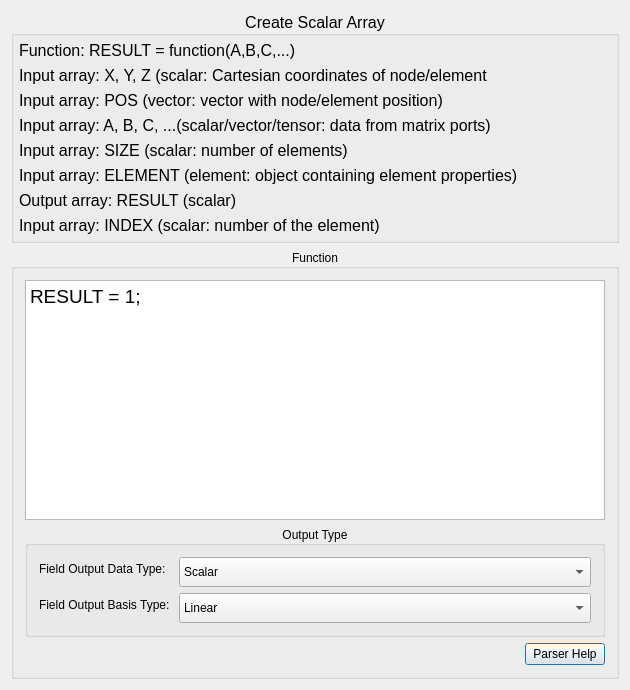
Old version of the form src/Interface/Modules/Fields/CreateFieldData.ui in the repository SCIInstitute/SCIRun.
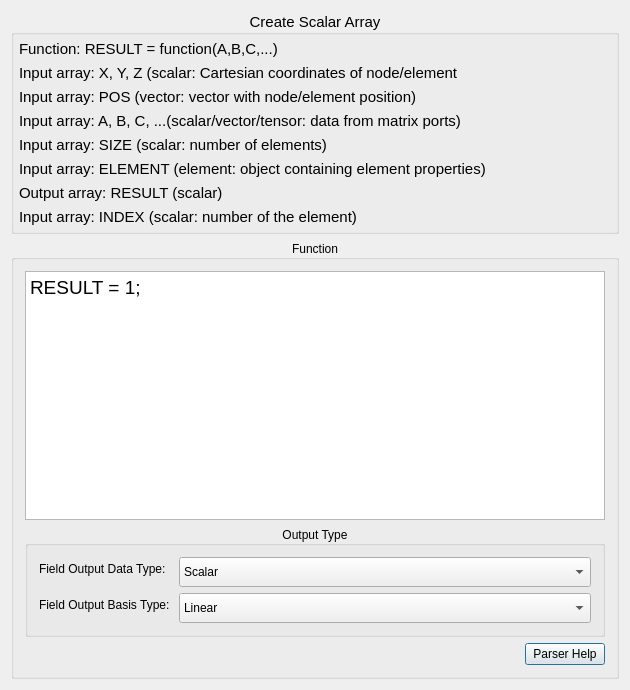
New version of the form.

```diff
--- a/src/Interface/Modules/Fields/CreateFieldData.ui
+++ b/src/Interface/Modules/Fields/CreateFieldData.ui
@@ -30,7 +30,7 @@
      </property>
      <property name="font">
       <font>
-       <pointsize>12</pointsize>
+       <pointsize>11</pointsize>
        <weight>50</weight>
        <bold>false</bold>
       </font>
```
